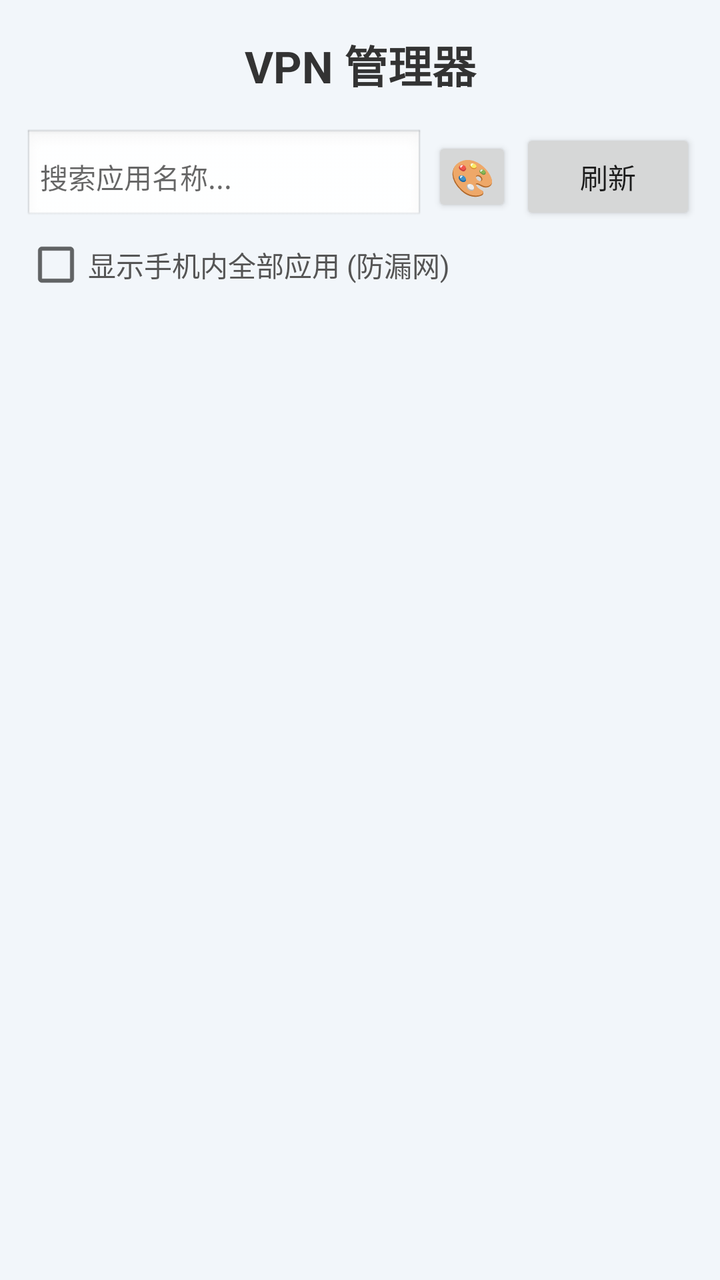
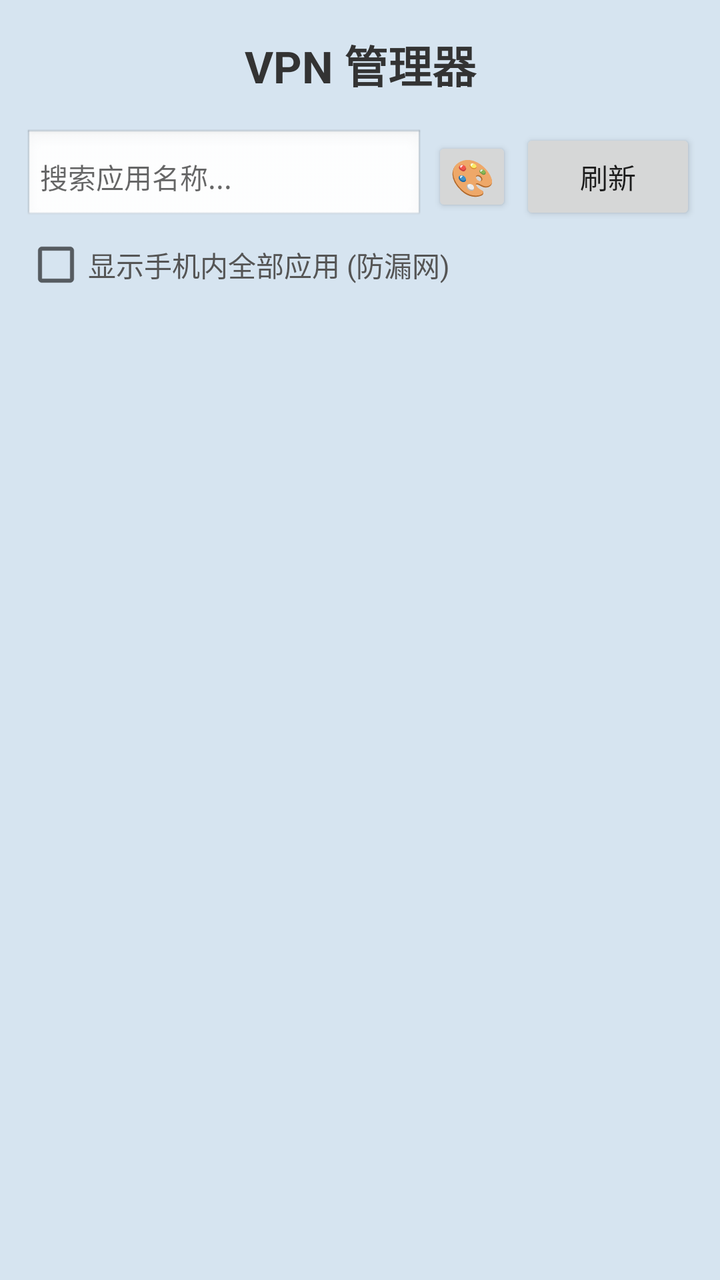

Screens rendered from an Android XML layout before and after an edit, with the pre-edit source and the edit as a unified diff.
<!-- AndroidManifest.xml: application theme android:Theme.Material.Light.NoActionBar -->
<!-- res/layout/activity_main.xml -->
<?xml version="1.0" encoding="utf-8"?>
<LinearLayout xmlns:android="http://schemas.android.com/apk/res/android"
    android:id="@+id/root_layout"
    android:layout_width="match_parent"
    android:layout_height="match_parent"
    android:orientation="vertical"
    android:background="#F2F6FA">

    
    <TextView
        android:id="@+id/title_text"
        android:layout_width="match_parent"
        android:layout_height="wrap_content"
        android:text="VPN 管理器"
        android:textSize="22sp"
        android:textStyle="bold"
        android:textColor="#333333"
        android:gravity="center"
        android:paddingTop="16dp"
        android:paddingBottom="8dp" />

    
    <LinearLayout
        android:layout_width="match_parent"
        android:layout_height="wrap_content"
        android:orientation="horizontal"
        android:paddingStart="12dp"
        android:paddingEnd="12dp"
        android:paddingTop="8dp"
        android:gravity="center_vertical">

        <EditText
            android:id="@+id/search_box"
            android:layout_width="0dp"
            android:layout_height="wrap_content"
            android:layout_weight="1"
            android:hint="搜索应用名称..."
            android:textSize="14sp"
            android:background="@android:drawable/edit_text"
            android:padding="8dp"
            android:singleLine="true" />

        <Button
            android:id="@+id/theme_btn"
            android:layout_width="40dp"
            android:layout_height="40dp"
            android:layout_marginStart="4dp"
            android:text="🎨"
            android:textSize="18sp"
            android:padding="0dp" />

        <Button
            android:id="@+id/refresh"
            android:layout_width="wrap_content"
            android:layout_height="wrap_content"
            android:layout_marginStart="4dp"
            android:text="刷新"
            android:textSize="14sp" />
    </LinearLayout>

    
    <CheckBox
        android:id="@+id/show_all_checkbox"
        android:layout_width="wrap_content"
        android:layout_height="wrap_content"
        android:layout_marginStart="12dp"
        android:layout_marginTop="4dp"
        android:text="显示手机内全部应用 (防漏网)"
        android:textSize="14sp"
        android:textColor="#555555" />

    <ListView
        android:id="@+id/list"
        android:layout_width="match_parent"
        android:layout_height="0dp"
        android:layout_weight="1"
        android:divider="@null"
        android:dividerHeight="0dp" />

</LinearLayout>
<!-- resources referenced by this layout -->
<resources>

</resources>

<!-- the commit's change to res/layout/activity_main.xml (unified diff, before → after) -->
@@ -4,9 +4,8 @@
     android:layout_width="match_parent"
     android:layout_height="match_parent"
     android:orientation="vertical"
-    android:background="#F2F6FA">
+    android:background="#D6E4F0">
 
-    
     <TextView
         android:id="@+id/title_text"
         android:layout_width="match_parent"
@@ -19,7 +18,6 @@
         android:paddingTop="16dp"
         android:paddingBottom="8dp" />
 
-    
     <LinearLayout
         android:layout_width="match_parent"
         android:layout_height="wrap_content"
@@ -58,7 +56,6 @@
             android:textSize="14sp" />
     </LinearLayout>
 
-    
     <CheckBox
         android:id="@+id/show_all_checkbox"
         android:layout_width="wrap_content"
